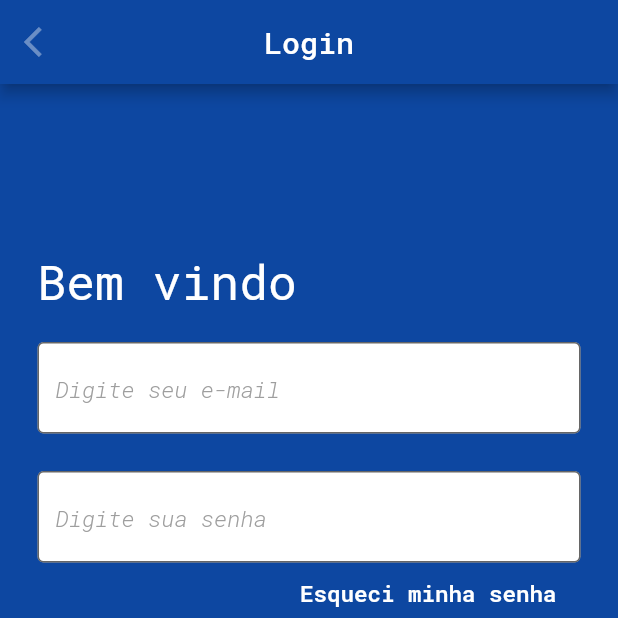
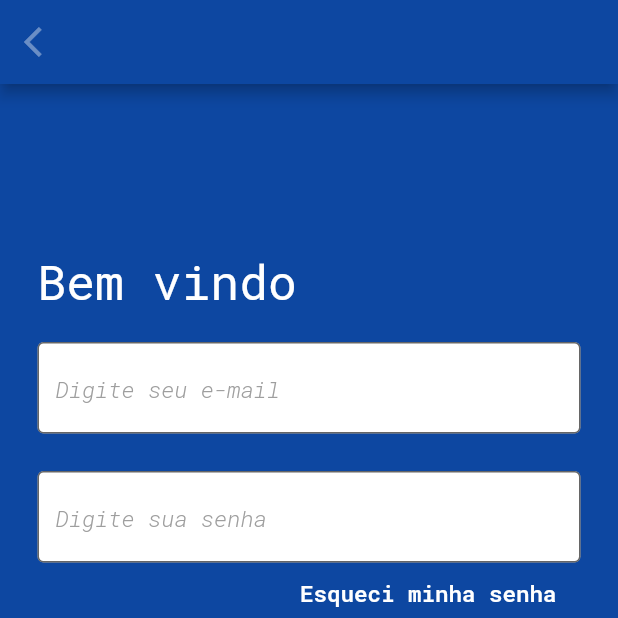
Before and after one commit to lourencofelipe/ds-mobile, a Flutter app: the screen it shows after launch, on a phone screen of 412 x 824 dp, the top half of it. Run offline on Flutter 3.47's test engine with Material 2 defaults, Android fonts, the phone set to English and light mode, and no system bars.

Commit message:
Adding Login

```diff
--- a/lib/pages/login.page.dart
+++ b/lib/pages/login.page.dart
@@ -6,7 +6,6 @@ class LoginPage extends StatelessWidget {
   Widget build(BuildContext context) {
     return Scaffold(
       appBar: AppBar(
-        title: Text('Login'),
         centerTitle: true,
         backgroundColor: Colors.blue[900],
         leading: Icon(
```
